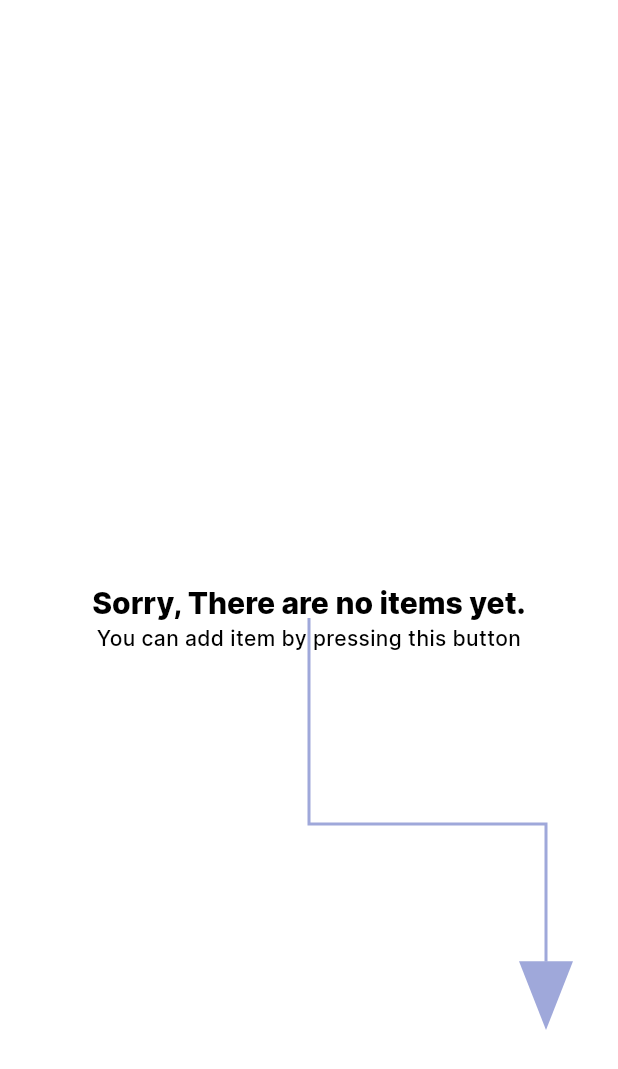
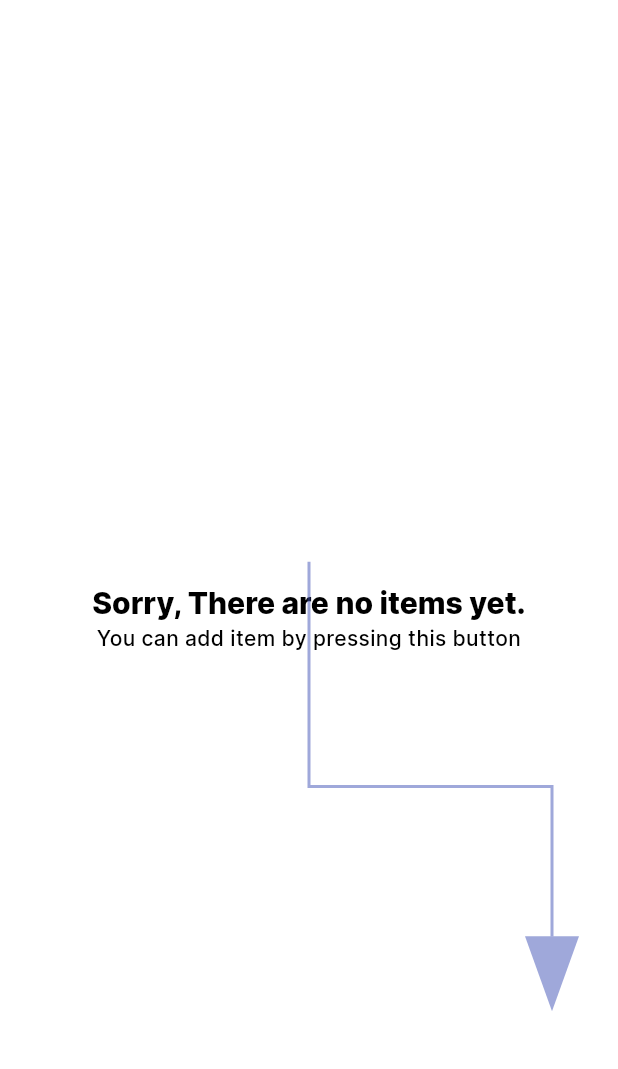
Before and after one commit to do4Mother/expiry-date, a Flutter app: the NoItems widget shown alone on an empty page, opened directly, on a phone screen of 412 x 824 dp. Shown: the top 1069 px of the screen. Run offline on Flutter 3.47's test engine with Material 2 defaults, Android fonts, the phone set to English and light mode, and no system bars; our stand-ins replace bloc, cached_network_image, cloud_firestore, copy_with_extension, equatable, firebase_auth and 8 more; missing offline and left inert: cloud_firestore_odm; accounts and stored records are empty; network calls fail.

Commit message:
update arrow position

```diff
--- a/lib/views/home/widgets/no_items.dart
+++ b/lib/views/home/widgets/no_items.dart
@@ -30,7 +30,7 @@ class NoItems extends StatelessWidget {
             ],
           ),
           Positioned(
-            top: MediaQuery.of(context).size.height / 2,
+            top: MediaQuery.of(context).size.height / 2.2,
             left: 0,
             right: 0,
             bottom: 0,
@@ -61,8 +61,8 @@ class PressingButtonArrow extends CustomPainter {
     final arrow = Path()
       ..moveTo(center.dx, 0)
       ..lineTo(center.dx, size.height / 3)
-      ..lineTo(size.width - 32, size.height / 3)
-      ..lineTo(size.width - 32, size.height / 1.8);
+      ..lineTo(size.width - 28, size.height / 3)
+      ..lineTo(size.width - 28, size.height / 1.8);
 
     canvas.drawPath(arrow, arrowPainter);
 
@@ -72,10 +72,10 @@ class PressingButtonArrow extends CustomPainter {
       ..strokeWidth = 2;
 
     final pointerArrow = Path()
-      ..moveTo(size.width - 32, size.height / 1.8)
-      ..lineTo(size.width - 50, size.height / 1.8)
-      ..lineTo(size.width - 32, size.height / 1.5)
-      ..lineTo(size.width - 14, size.height / 1.8)
+      ..moveTo(size.width - 28, size.height / 1.8)
+      ..lineTo(size.width - 46, size.height / 1.8)
+      ..lineTo(size.width - 28, size.height / 1.5)
+      ..lineTo(size.width - 10, size.height / 1.8)
       ..close();
 
     canvas.drawPath(pointerArrow, pointerArrowPainter);
```
